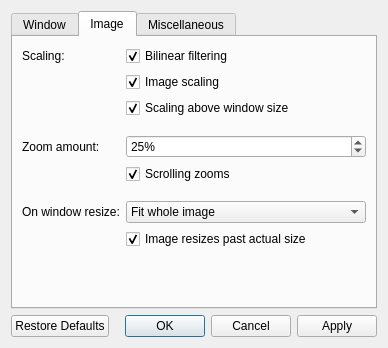
Before: the Qt Designer form src/qvoptionsdialog.ui in jurplel/qView, drawn with Qt 5.
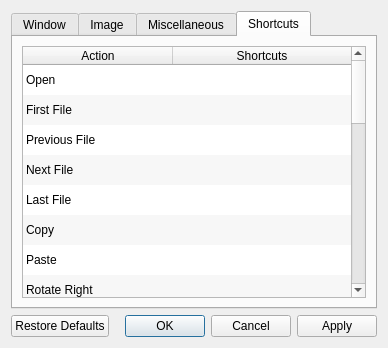
After: the same form once the commit is applied.

Commit message: Added part of the gui for shortcut customization

```diff
--- a/src/qvoptionsdialog.ui
+++ b/src/qvoptionsdialog.ui
@@ -23,7 +23,7 @@
       <enum>Qt::NoFocus</enum>
      </property>
      <property name="currentIndex">
-      <number>1</number>
+      <number>3</number>
      </property>
      <widget class="QWidget" name="window">
       <property name="layoutDirection">
@@ -497,6 +497,223 @@
        </item>
       </layout>
      </widget>
+     <widget class="QWidget" name="shortcuts">
+      <attribute name="title">
+       <string>Shortcuts</string>
+      </attribute>
+      <layout class="QVBoxLayout" name="verticalLayout_2">
+       <item>
+        <widget class="QTableWidget" name="shortcutsTable">
+         <property name="editTriggers">
+          <set>QAbstractItemView::NoEditTriggers</set>
+         </property>
+         <property name="alternatingRowColors">
+          <bool>true</bool>
+         </property>
+         <property name="selectionMode">
+          <enum>QAbstractItemView::SingleSelection</enum>
+         </property>
+         <property name="selectionBehavior">
+          <enum>QAbstractItemView::SelectRows</enum>
+         </property>
+         <property name="showGrid">
+          <bool>false</bool>
+         </property>
+         <property name="rowCount">
+          <number>25</number>
+         </property>
+         <property name="columnCount">
+          <number>2</number>
+         </property>
+         <attribute name="horizontalHeaderCascadingSectionResizes">
+          <bool>true</bool>
+         </attribute>
+         <attribute name="horizontalHeaderDefaultSectionSize">
+          <number>150</number>
+         </attribute>
+         <attribute name="horizontalHeaderHighlightSections">
+          <bool>false</bool>
+         </attribute>
+         <attribute name="horizontalHeaderStretchLastSection">
+          <bool>true</bool>
+         </attribute>
+         <attribute name="verticalHeaderVisible">
+          <bool>false</bool>
+         </attribute>
+         <row/>
+         <row/>
+         <row/>
+         <row/>
+         <row/>
+         <row/>
+         <row/>
+         <row/>
+         <row/>
+         <row/>
+         <row/>
+         <row/>
+         <row/>
+         <row/>
+         <row/>
+         <row/>
+         <row/>
+         <row/>
+         <row/>
+         <row/>
+         <row/>
+         <row/>
+         <row/>
+         <row/>
+         <row/>
+         <column>
+          <property name="text">
+           <string>Action</string>
+          </property>
+         </column>
+         <column>
+          <property name="text">
+           <string>Shortcuts</string>
+          </property>
+         </column>
+         <item row="0" column="0">
+          <property name="text">
+           <string>Open</string>
+          </property>
+         </item>
+         <item row="0" column="1">
+          <property name="text">
+           <string/>
+          </property>
+         </item>
+         <item row="1" column="0">
+          <property name="text">
+           <string>First File</string>
+          </property>
+         </item>
+         <item row="1" column="1">
+          <property name="text">
+           <string/>
+          </property>
+         </item>
+         <item row="2" column="0">
+          <property name="text">
+           <string>Previous File</string>
+          </property>
+         </item>
+         <item row="3" column="0">
+          <property name="text">
+           <string>Next File</string>
+          </property>
+         </item>
+         <item row="4" column="0">
+          <property name="text">
+           <string>Last File</string>
+          </property>
+         </item>
+         <item row="5" column="0">
+          <property name="text">
+           <string>Copy</string>
+          </property>
+         </item>
+         <item row="6" column="0">
+          <property name="text">
+           <string>Paste</string>
+          </property>
+         </item>
+         <item row="7" column="0">
+          <property name="text">
+           <string>Rotate Right</string>
+          </property>
+         </item>
+         <item row="8" column="0">
+          <property name="text">
+           <string>Rotate Left</string>
+          </property>
+         </item>
+         <item row="9" column="0">
+          <property name="text">
+           <string>Zoom In</string>
+          </property>
+         </item>
+         <item row="10" column="0">
+          <property name="text">
+           <string>Zoom Out</string>
+          </property>
+         </item>
+         <item row="11" column="0">
+          <property name="text">
+           <string>Reset Zoom</string>
+          </property>
+         </item>
+         <item row="12" column="0">
+          <property name="text">
+           <string>Mirror</string>
+          </property>
+         </item>
+         <item row="13" column="0">
+          <property name="text">
+           <string>Flip</string>
+          </property>
+         </item>
+         <item row="14" column="0">
+          <property name="text">
+           <string>Full Screen</string>
+          </property>
+         </item>
+         <item row="15" column="0">
+          <property name="text">
+           <string>Original Size</string>
+          </property>
+         </item>
+         <item row="16" column="0">
+          <property name="text">
+           <string>New Window</string>
+          </property>
+         </item>
+         <item row="17" column="0">
+          <property name="text">
+           <string>Next Frame</string>
+          </property>
+         </item>
+         <item row="18" column="0">
+          <property name="text">
+           <string>Pause</string>
+          </property>
+         </item>
+         <item row="19" column="0">
+          <property name="text">
+           <string>Increase Speed</string>
+          </property>
+         </item>
+         <item row="20" column="0">
+          <property name="text">
+           <string>Decrease Speed</string>
+          </property>
+         </item>
+         <item row="21" column="0">
+          <property name="text">
+           <string>Reset Speed</string>
+          </property>
+         </item>
+         <item row="22" column="0">
+          <property name="text">
+           <string>Show File Info</string>
+          </property>
+         </item>
+         <item row="23" column="0">
+          <property name="text">
+           <string>Options</string>
+          </property>
+         </item>
+         <item row="24" column="0">
+          <property name="text">
+           <string>Quit</string>
+          </property>
+         </item>
+        </widget>
+       </item>
+      </layout>
+     </widget>
     </widget>
    </item>
    <item>
```
The commit also changes 6 other files.
